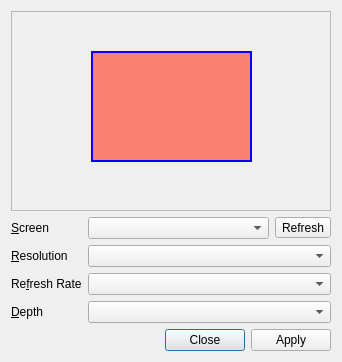
The window that examples/displaysettings/displaysettingsdialog.ui (mnutt/libqxt) describes before a commit, drawn with Qt 5.
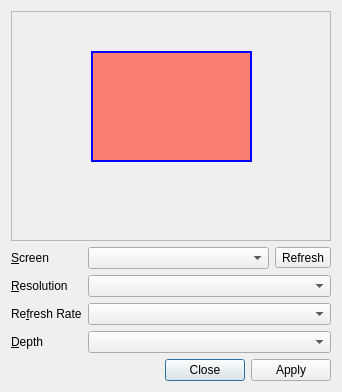
The same window after the commit. Custom widgets are drawn as their Qt base class.

Commit message: Fixed tab order.

```diff
--- a/examples/displaysettings/displaysettingsdialog.ui
+++ b/examples/displaysettings/displaysettingsdialog.ui
@@ -6,7 +6,7 @@
     <x>0</x>
     <y>0</y>
     <width>338</width>
-    <height>357</height>
+    <height>392</height>
    </rect>
   </property>
   <property name="windowTitle" >
```
Left out of the diff: 9 changed lines with no effect on the pictures.
